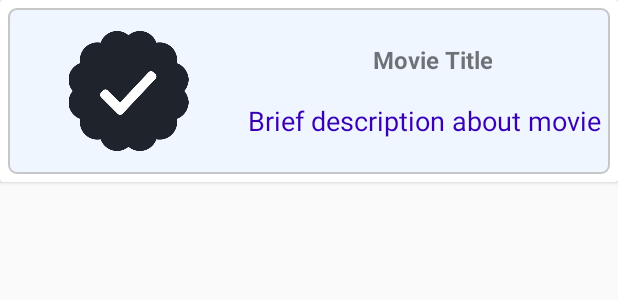
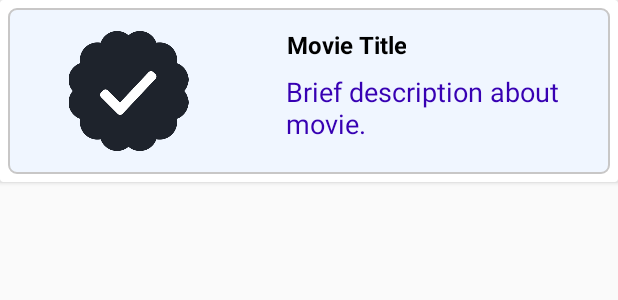
Before and after one commit to AbuBreak/MovieTimeApp, an Android app: the layout home_page_recycler.xml on its own in the app's theme, with its tools: preview values and no code run, on a phone screen of 412 x 824 dp. Shown: the top 300 px of the screen. Run offline under Robolectric (Android 15) with nearby library versions, the phone set to English and light mode, and no system bars.

Commit message:
UI Commit

```diff
--- a/app/src/main/res/layout/activity_movie.xml
+++ b/app/src/main/res/layout/activity_movie.xml
@@ -62,6 +62,7 @@
                 android:textStyle="bold"
                 android:textColor="@color/black"
                 android:layout_marginTop="8dp"
+                android:padding="10dp"
                 android:layout_width="match_parent"
                 android:layout_height="wrap_content"/>
         </LinearLayout>
--- a/app/src/main/res/layout/home_page_recycler.xml
+++ b/app/src/main/res/layout/home_page_recycler.xml
@@ -7,7 +7,8 @@
     android:layout_height="wrap_content">
 
 
-    <androidx.constraintlayout.widget.ConstraintLayout
+    <LinearLayout
+        android:orientation="horizontal"
         android:layout_width="match_parent"
         android:layout_height="wrap_content"
         android:layout_margin="5dp"
@@ -20,42 +21,39 @@
             android:layout_width="150dp"
             android:layout_height="100dp"
             android:padding="10dp"
-            android:src="@drawable/img"
-            app:layout_constraintBottom_toBottomOf="parent"
-            app:layout_constraintStart_toStartOf="parent"
-            app:layout_constraintTop_toTopOf="parent" />
+            android:src="@drawable/img" />
+
+        <LinearLayout
+            android:orientation="vertical"
+            android:layout_width="match_parent"
+            android:layout_height="wrap_content">
 
             <TextView
                 android:id="@+id/txtMovie"
                 android:layout_width="wrap_content"
                 android:layout_height="wrap_content"
-            android:layout_marginStart="8dp"
+                android:layout_marginStart="30dp"
+                android:layout_marginTop="8dp"
                 android:text="@string/movie_title"
+                android:textColor="@color/black"
                 android:textAlignment="center"
                 android:textSize="16sp"
-            android:textStyle="bold"
-            app:layout_constraintBottom_toTopOf="@+id/txtBrief"
-            app:layout_constraintEnd_toEndOf="parent"
-            app:layout_constraintHorizontal_bias="0.52"
-            app:layout_constraintStart_toEndOf="@+id/MovieImg"
-            app:layout_constraintTop_toTopOf="parent" />
+                android:textStyle="bold" />
 
             <TextView
                 android:id="@+id/txtBrief"
                 android:layout_width="wrap_content"
                 android:layout_height="wrap_content"
-            android:layout_marginStart="5dp"
+                android:layout_marginStart="30dp"
+                android:layout_marginTop="8dp"
                 android:text="@string/brief_description_about_movie"
                 android:textColor="@color/purple_700"
-            android:textSize="18sp"
-            app:layout_constraintBottom_toBottomOf="parent"
-            app:layout_constraintEnd_toEndOf="parent"
-            app:layout_constraintHorizontal_bias="0.146"
-            app:layout_constraintStart_toEndOf="@+id/MovieImg"
-            app:layout_constraintTop_toBottomOf="@+id/txtMovie"
-            app:layout_constraintVertical_bias="0.0" />
+                android:textSize="18sp" />
 
-    </androidx.constraintlayout.widget.ConstraintLayout>
+        </LinearLayout>
+
+
+    </LinearLayout>
 
 
 </androidx.cardview.widget.CardView>
```
Lines whose indentation alone changed are shown as unchanged.
